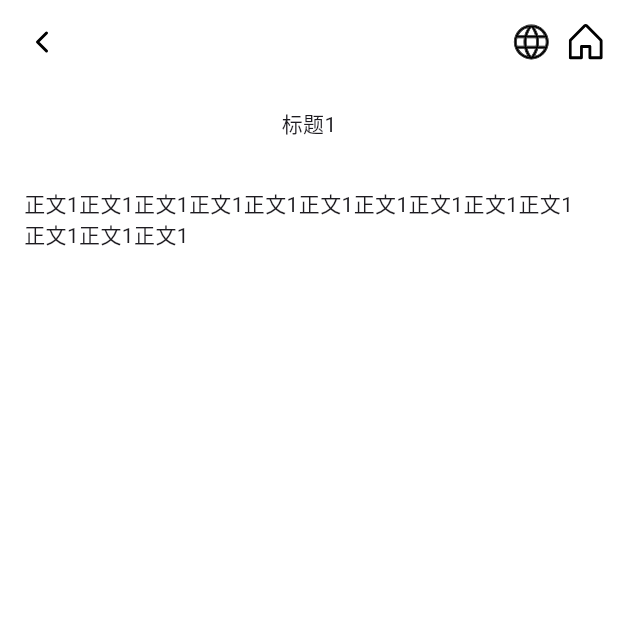
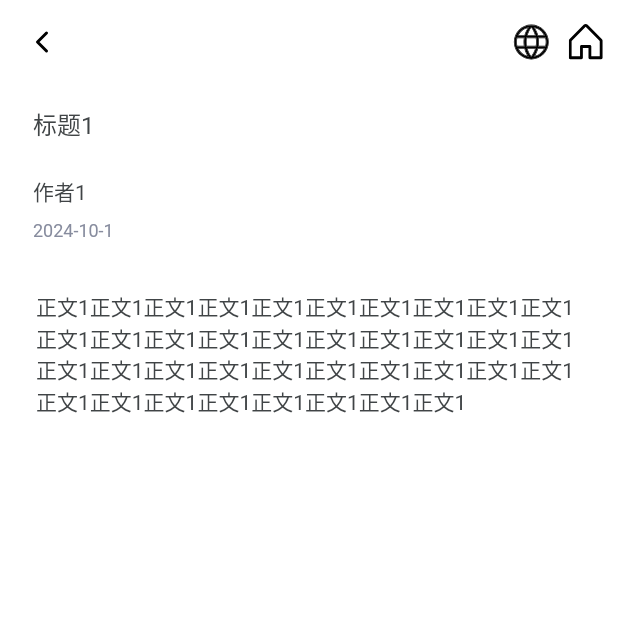
Before and after one commit to 2252635/designed_hospital_app, a Flutter app: the CategoryDetailPage screen opened directly with empty values, after a tap on "浏览", on a phone screen of 412 x 824 dp, the top half of it. Run offline on Flutter 3.47's test engine with Material 3 defaults, Android fonts, the light colour scheme and no system bars; our stand-ins replace flutter_svg; Roboto replaces fonts that are missing (Microsoft Himalaya).

Commit message:
except video

```diff
--- a/lib/views/category_detail_page.dart
+++ b/lib/views/category_detail_page.dart
@@ -21,7 +21,7 @@
       'imagePath': 'assets/images/detail.png',
       'author':'作者1',
       'time':'2024-10-1',
-      'content':'正文1正文1正文1正文1正文1正文1正文1正文1正文1正文1正文1正文1正文1'
+      'content':'正文1正文1正文1正文1正文1正文1正文1正文1正文1正文1正文1正文1正文1正文1正文1正文1正文1正文1正文1正文1正文1正文1正文1正文1正文1正文1正文1正文1正文1正文1正文1正文1正文1正文1正文1正文1正文1正文1'
     },
     {
       'title': '标题2',
@@ -29,7 +29,7 @@
       'imagePath': 'assets/images/detail.png',
       'author':'作者2',
       'time':'2024-10-2',
-      'content':'正文2正文2正文2正文2正文2正文2正文2正文2正文2正文2正文2正文2正文2'
+      'content':'正文2正文2正文2正文2正文2正文2正文2正文2正文2正文2正文2正文2正文2正文2正文2正文2正文2正文2正文2正文2正文2正文2正文2正文2正文2正文2正文2正文2正文2正文2正文2正文2正文2正文2正文2正文2正文2正文2'
     },
     {
       'title': '标题3',
@@ -37,7 +37,7 @@
       'imagePath': 'assets/images/detail.png',
       'author':'作者3',
       'time':'2024-10-3',
-      'content':'正文3正文3正文3正文3正文3正文3正文3正文3正文3正文3正文3正文3正文3'
+      'content':'正文3正文3正文3正文3正文3正文3正文3正文3正文3正文3正文3正文3正文3正文3正文3正文3正文3正文3正文3正文3正文3正文3正文3正文3正文3正文3正文3正文3正文3正文3正文3正文3正文3正文3正文3正文3正文3正文3'
     },
   ];
 
--- a/lib/views/detail_view_page.dart
+++ b/lib/views/detail_view_page.dart
@@ -79,14 +79,63 @@
         ],
       ),
       body: Column(
+        crossAxisAlignment: CrossAxisAlignment.start,
         children: [
           Padding(
-            padding: const EdgeInsets.all(16.0),
-            child: Text(widget.cardTitle),
+            padding: const EdgeInsets.fromLTRB(22.0, 16.0, 16.0, 16.0),
+            child: Text(
+              widget.cardTitle,
+              style: const TextStyle(
+                fontFamily: 'Microsoft Himalaya',
+                fontWeight: FontWeight.w400,
+                fontSize: 16,
+                height: 20 / 16,
+                letterSpacing: 0,
+                color: Color(0xFF404446),
+              ),
+            ),
           ),
           Padding(
-            padding: const EdgeInsets.all(16.0),
-            child: Text(widget.content),
+            padding: const EdgeInsets.fromLTRB(22.0, 8.0, 16.0, 8.0),
+            child: Text(
+              widget.author,
+              style: const TextStyle(
+                fontFamily: 'Microsoft Himalaya',
+                fontWeight: FontWeight.w400,
+                fontSize: 14,
+                height: 20 / 14,
+                letterSpacing: 0,
+                color: Color(0xFF404446),
+              ),
+            ),
+          ),
+          Padding(
+            padding: const EdgeInsets.fromLTRB(22.0, 0, 16.0, 16.0),
+            child: Text(
+              widget.time,
+              style: const TextStyle(
+                fontFamily: 'Microsoft Himalaya',
+                fontWeight: FontWeight.w400,
+                fontSize: 12,
+                height: 16 / 12,
+                letterSpacing: 0,
+                color: Color(0xFF878C9E),
+              ),
+            ),
+          ),
+          Padding(
+            padding: const EdgeInsets.fromLTRB(24.0, 16.0, 16.0, 16.0),
+            child: Text(
+              widget.content,
+              style: const TextStyle(
+                fontFamily: 'Microsoft Himalaya',
+                fontWeight: FontWeight.w400,
+                fontSize: 14,
+                height: 20 / 14,
+                letterSpacing: 0,
+                color: Color(0xFF404446),
+              ),
+            ),
           ),
         ],
       ),
```
